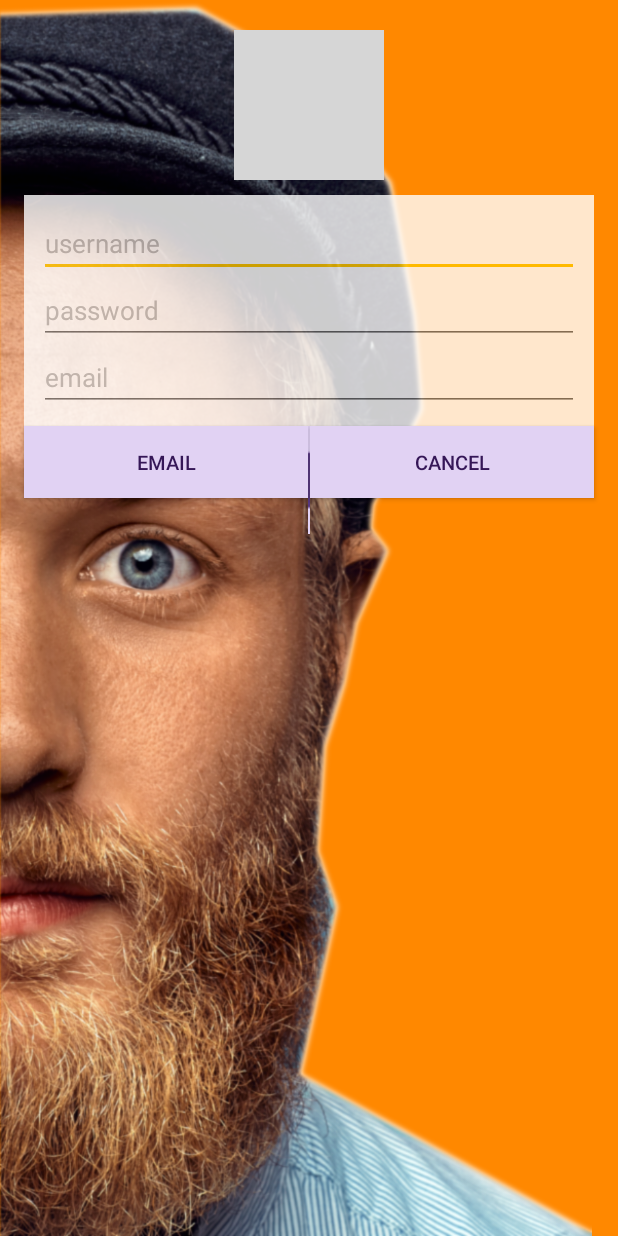
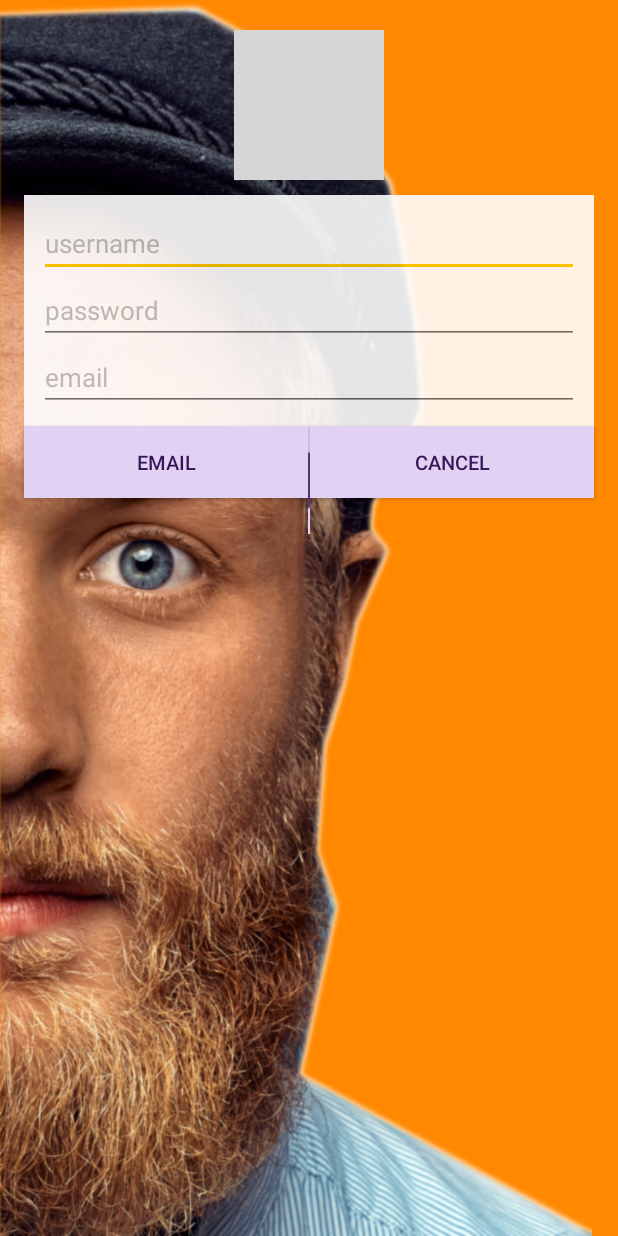
Before and after one commit to KoltX/NiceStart, an Android app: the SignupActivity screen opened directly, with no data from a screen before it, on a phone screen of 412 x 824 dp. Run offline under Robolectric (Android 15) with nearby library versions, the phone set to English and light mode, and no system bars; grey boxes are pictures that could not be loaded.

Commit message:
alpha, author

```diff
--- a/app/src/main/java/com/ramiro/ernesto/nicestart/MainActivity.java
+++ b/app/src/main/java/com/ramiro/ernesto/nicestart/MainActivity.java
@@ -3,6 +3,10 @@ package com.ramiro.ernesto.nicestart;
 import android.content.Intent;
 import android.support.v7.app.AppCompatActivity;
 import android.os.Bundle;
+
+/**
+ * @author ernesto
+ */
 
 public class MainActivity extends AppCompatActivity {
 
--- a/app/src/main/res/layout/activity_login.xml
+++ b/app/src/main/res/layout/activity_login.xml
@@ -48,7 +48,7 @@
         style="@style/AuthFieldContainer"
         android:layout_marginTop="20dp"
         android:layout_below="@id/imageView"
-        android:alpha="0.5">
+        android:alpha="0.9">
 
         <android.support.design.widget.TextInputLayout
             android:layout_width="match_parent"
--- a/app/src/main/res/layout/activity_signup.xml
+++ b/app/src/main/res/layout/activity_signup.xml
@@ -45,7 +45,7 @@
         style="@style/AuthFieldContainer"
         android:layout_below="@id/imageView"
         android:layout_marginTop="10dp"
-        android:alpha="0.8">
+        android:alpha="0.9">
 
     <EditText
         android:id="@+id/usernamefield"
```
